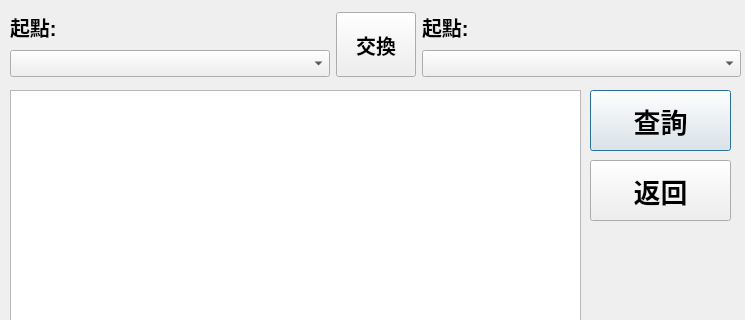
This is UI/Ui_files/railPage.ui in AhJayzZ/PTX-System as Qt 5 draws it before an edit; both pictures show x 0 to 745 and y 0 to 320 of the 745 by 647 pixel window. The edited form follows.
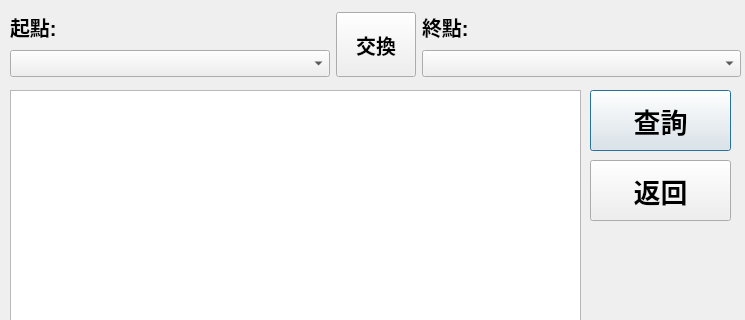
This is the edited form.

```diff
--- a/UI/Ui_files/railPage.ui
+++ b/UI/Ui_files/railPage.ui
@@ -47,7 +47,7 @@
      <enum>QLayout::SetDefaultConstraint</enum>
     </property>
     <item row="0" column="0">
-     <widget class="QLabel" name="startLabel_2">
+     <widget class="QLabel" name="startLabel">
       <property name="sizePolicy">
        <sizepolicy hsizetype="Preferred" vsizetype="Fixed">
         <horstretch>0</horstretch>
@@ -78,7 +78,7 @@
      </widget>
     </item>
     <item row="0" column="2">
-     <widget class="QLabel" name="startLabel">
+     <widget class="QLabel" name="destinationLabel">
       <property name="font">
        <font>
         <pointsize>15</pointsize>
@@ -87,7 +87,7 @@
        </font>
       </property>
       <property name="text">
-       <string>起點:</string>
+       <string>終點:</string>
       </property>
      </widget>
     </item>
```
